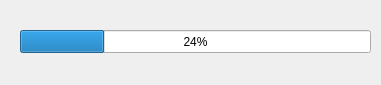
Qt form loadingdialog.ui (BaranovMykola/Notepad) before a commit.
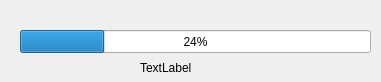
The same form after that commit.

Commit message: Edited forms, added whatthis property.

```diff
--- a/loadingdialog.ui
+++ b/loadingdialog.ui
@@ -7,7 +7,7 @@
     <x>0</x>
     <y>0</y>
     <width>381</width>
-    <height>85</height>
+    <height>82</height>
    </rect>
   </property>
   <property name="windowTitle">
@@ -26,6 +26,19 @@
     <number>24</number>
    </property>
   </widget>
+  <widget class="QLabel" name="label">
+   <property name="geometry">
+    <rect>
+     <x>140</x>
+     <y>60</y>
+     <width>55</width>
+     <height>16</height>
+    </rect>
+   </property>
+   <property name="text">
+    <string>TextLabel</string>
+   </property>
+  </widget>
  </widget>
  <resources/>
  <connections/>
```
Left out of the diff: 8 changed lines with no effect on the pictures. The commit also changes 4 other files.
